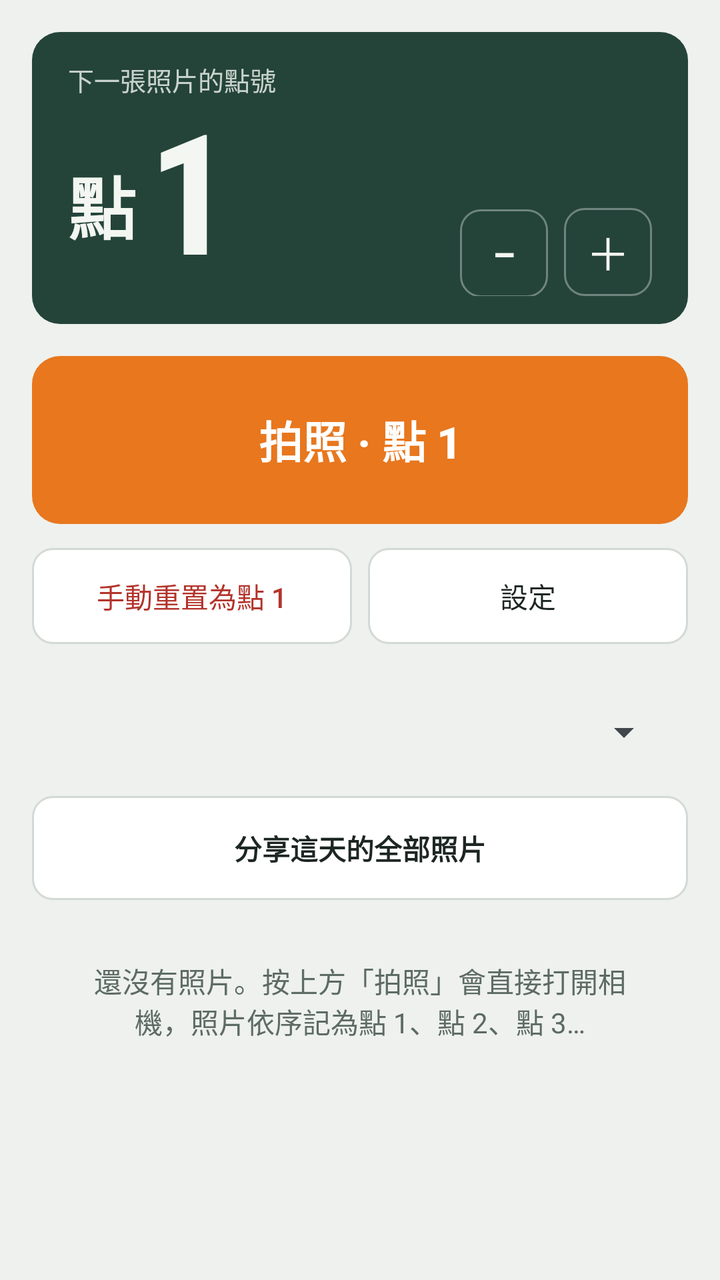
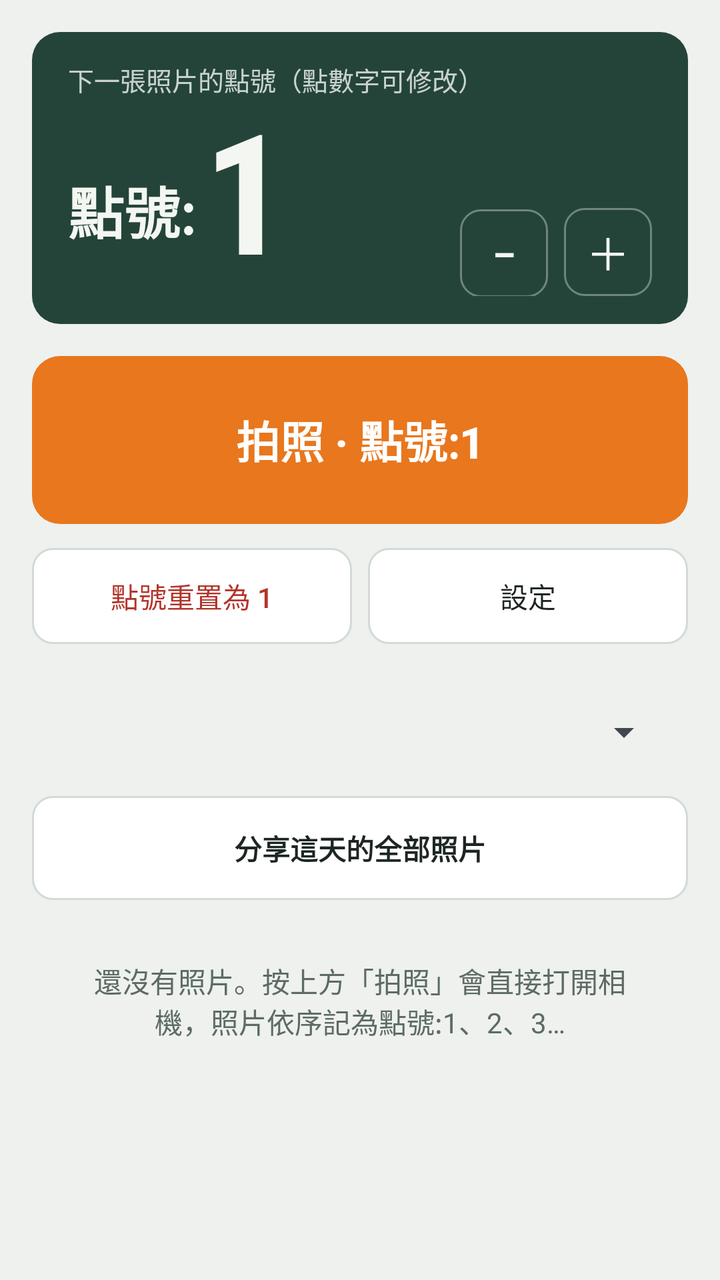

Two renders of the same Android screen: before a commit and after it. Below are the layout's source before the change and the commit's diff.
<!-- AndroidManifest.xml: application theme AppTheme -->
<!-- res/layout/activity_main.xml -->
<?xml version="1.0" encoding="utf-8"?>
<ScrollView xmlns:android="http://schemas.android.com/apk/res/android"
    android:layout_width="match_parent"
    android:layout_height="match_parent"
    android:background="@color/bg"
    android:fitsSystemWindows="true">

    <LinearLayout
        android:layout_width="match_parent"
        android:layout_height="wrap_content"
        android:orientation="vertical"
        android:padding="16dp">

        
        <LinearLayout
            android:layout_width="match_parent"
            android:layout_height="wrap_content"
            android:background="@drawable/bg_board"
            android:orientation="vertical"
            android:paddingHorizontal="18dp"
            android:paddingVertical="14dp">

            <TextView
                android:layout_width="wrap_content"
                android:layout_height="wrap_content"
                android:text="下一張照片的點號"
                android:textColor="@color/board_fg"
                android:alpha="0.8"
                android:textSize="13sp" />

            <LinearLayout
                android:layout_width="match_parent"
                android:layout_height="wrap_content"
                android:gravity="bottom"
                android:orientation="horizontal">

                <TextView
                    android:layout_width="wrap_content"
                    android:layout_height="wrap_content"
                    android:layout_marginEnd="6dp"
                    android:layout_marginBottom="10dp"
                    android:text="點"
                    android:textColor="@color/board_fg"
                    android:textSize="34sp"
                    android:textStyle="bold" />

                <TextView
                    android:id="@+id/nextNum"
                    android:layout_width="0dp"
                    android:layout_height="wrap_content"
                    android:layout_weight="1"
                    android:fontFamily="sans-serif-condensed"
                    android:includeFontPadding="false"
                    android:text="1"
                    android:textColor="@color/board_fg"
                    android:textSize="84sp"
                    android:textStyle="bold" />

                <LinearLayout
                    android:layout_width="wrap_content"
                    android:layout_height="wrap_content"
                    android:gravity="end"
                    android:orientation="vertical">

                    <TextView
                        android:id="@+id/todayText"
                        android:layout_width="wrap_content"
                        android:layout_height="wrap_content"
                        android:textColor="@color/board_fg"
                        android:textSize="13sp" />

                    <TextView
                        android:id="@+id/modeText"
                        android:layout_width="wrap_content"
                        android:layout_height="wrap_content"
                        android:layout_marginBottom="6dp"
                        android:textColor="@color/board_fg"
                        android:alpha="0.85"
                        android:textSize="13sp" />

                    <LinearLayout
                        android:layout_width="wrap_content"
                        android:layout_height="wrap_content"
                        android:orientation="horizontal">

                        <Button
                            android:id="@+id/minusBtn"
                            android:layout_width="44dp"
                            android:layout_height="44dp"
                            android:layout_marginEnd="8dp"
                            android:background="@drawable/bg_step"
                            android:contentDescription="點號減一"
                            android:text="−"
                            android:textColor="@color/board_fg"
                            android:textSize="22sp" />

                        <Button
                            android:id="@+id/plusBtn"
                            android:layout_width="44dp"
                            android:layout_height="44dp"
                            android:background="@drawable/bg_step"
                            android:contentDescription="點號加一"
                            android:text="＋"
                            android:textColor="@color/board_fg"
                            android:textSize="22sp" />
                    </LinearLayout>
                </LinearLayout>
            </LinearLayout>
        </LinearLayout>

        
        <Button
            android:id="@+id/shootBtn"
            android:layout_width="match_parent"
            android:layout_height="84dp"
            android:layout_marginTop="16dp"
            android:background="@drawable/bg_shoot"
            android:stateListAnimator="@null"
            android:text="拍照 · 點 1"
            android:textColor="@color/accent_fg"
            android:textSize="22sp"
            android:textStyle="bold" />

        <LinearLayout
            android:layout_width="match_parent"
            android:layout_height="wrap_content"
            android:layout_marginTop="12dp"
            android:orientation="horizontal">

            <Button
                android:id="@+id/resetBtn"
                android:layout_width="0dp"
                android:layout_height="48dp"
                android:layout_weight="1"
                android:background="@drawable/bg_btn"
                android:stateListAnimator="@null"
                android:text="手動重置為點 1"
                android:textColor="@color/danger" />

            <Button
                android:id="@+id/settingsBtn"
                android:layout_width="0dp"
                android:layout_height="48dp"
                android:layout_marginStart="8dp"
                android:layout_weight="1"
                android:background="@drawable/bg_btn"
                android:stateListAnimator="@null"
                android:text="設定"
                android:textColor="@color/fg" />
        </LinearLayout>

        
        <LinearLayout
            android:id="@+id/settingsPanel"
            android:layout_width="match_parent"
            android:layout_height="wrap_content"
            android:layout_marginTop="12dp"
            android:background="@drawable/bg_panel"
            android:orientation="vertical"
            android:padding="16dp"
            android:visibility="gone">

            <TextView
                android:layout_width="wrap_content"
                android:layout_height="wrap_content"
                android:text="重置方式"
                android:textColor="@color/muted"
                android:textSize="13sp" />

            <RadioGroup
                android:id="@+id/modeGroup"
                android:layout_width="match_parent"
                android:layout_height="wrap_content"
                android:orientation="vertical">

                <RadioButton
                    android:id="@+id/modeDaily"
                    android:layout_width="match_parent"
                    android:layout_height="wrap_content"
                    android:minHeight="44dp"
                    android:text="隔日自動重置（每天從點 1 開始）"
                    android:textColor="@color/fg" />

                <RadioButton
                    android:id="@+id/modeManual"
                    android:layout_width="match_parent"
                    android:layout_height="wrap_content"
                    android:minHeight="44dp"
                    android:text="僅手動重置（點號一直累加）"
                    android:textColor="@color/fg" />
            </RadioGroup>

            <TextView
                android:layout_width="wrap_content"
                android:layout_height="wrap_content"
                android:layout_marginTop="10dp"
                android:text="工程名稱（印在照片上，可留空）"
                android:textColor="@color/muted"
                android:textSize="13sp" />

            <EditText
                android:id="@+id/projName"
                android:layout_width="match_parent"
                android:layout_height="wrap_content"
                android:hint="例：○○路排水改善工程"
                android:importantForAutofill="no"
                android:inputType="text"
                android:textColor="@color/fg" />

            <TextView
                android:layout_width="wrap_content"
                android:layout_height="wrap_content"
                android:layout_marginTop="10dp"
                android:text="檔名前綴（可留空）"
                android:textColor="@color/muted"
                android:textSize="13sp" />

            <EditText
                android:id="@+id/prefix"
                android:layout_width="match_parent"
                android:layout_height="wrap_content"
                android:hint="例：A區"
                android:importantForAutofill="no"
                android:inputType="text"
                android:textColor="@color/fg" />

            <CheckBox
                android:id="@+id/stampOn"
                android:layout_width="match_parent"
                android:layout_height="wrap_content"
                android:layout_marginTop="8dp"
                android:minHeight="44dp"
                android:text="在照片上印點號與時間"
                android:textColor="@color/fg" />

            <TextView
                android:layout_width="match_parent"
                android:layout_height="wrap_content"
                android:layout_marginTop="6dp"
                android:text="照片會直接存進手機相簿：Pictures/工作照片/日期 資料夾。"
                android:textColor="@color/muted"
                android:textSize="12sp" />
        </LinearLayout>

        
        <LinearLayout
            android:layout_width="match_parent"
            android:layout_height="wrap_content"
            android:layout_marginTop="20dp"
            android:gravity="center_vertical"
            android:orientation="horizontal">

            <Spinner
                android:id="@+id/daySpinner"
                android:layout_width="0dp"
                android:layout_height="48dp"
                android:layout_weight="1" />

            <TextView
                android:id="@+id/dayCount"
                android:layout_width="wrap_content"
                android:layout_height="wrap_content"
                android:layout_marginStart="8dp"
                android:textColor="@color/muted"
                android:textSize="13sp" />
        </LinearLayout>

        <Button
            android:id="@+id/shareBtn"
            android:layout_width="match_parent"
            android:layout_height="52dp"
            android:layout_marginTop="8dp"
            android:background="@drawable/bg_btn"
            android:stateListAnimator="@null"
            android:text="分享這天的全部照片"
            android:textColor="@color/fg"
            android:textStyle="bold" />

        <TextView
            android:id="@+id/emptyText"
            android:layout_width="match_parent"
            android:layout_height="wrap_content"
            android:layout_marginTop="12dp"
            android:gravity="center"
            android:padding="18dp"
            android:text="還沒有照片。按上方「拍照」會直接打開相機，照片依序記為點 1、點 2、點 3…"
            android:textColor="@color/muted" />

        <LinearLayout
            android:id="@+id/photoList"
            android:layout_width="match_parent"
            android:layout_height="wrap_content"
            android:layout_marginTop="8dp"
            android:orientation="vertical" />
    </LinearLayout>
</ScrollView>
<!-- resources referenced by this layout -->
<resources>
  <color name="accent_fg">#FFFFFF</color>
  <color name="bg">#EEF1EE</color>
  <color name="board_fg">#F3F6F1</color>
  <color name="danger">#B3342B</color>
  <color name="fg">#1D2622</color>
  <color name="muted">#5D6B64</color>
  <!-- drawable bg_board (drawable) -->
  <?xml version="1.0" encoding="utf-8"?>
  <shape xmlns:android="http://schemas.android.com/apk/res/android">
      <solid android:color="@color/board" />
      <corners android:radius="14dp" />
  </shape>
  <!-- drawable bg_btn (drawable) -->
  <?xml version="1.0" encoding="utf-8"?>
  <ripple xmlns:android="http://schemas.android.com/apk/res/android" android:color="#22000000">
      <item>
          <shape>
              <solid android:color="@color/surface" />
              <stroke android:width="1dp" android:color="@color/line" />
              <corners android:radius="10dp" />
          </shape>
      </item>
  </ripple>
  <!-- drawable bg_panel (drawable) -->
  <?xml version="1.0" encoding="utf-8"?>
  <shape xmlns:android="http://schemas.android.com/apk/res/android">
      <solid android:color="@color/surface" />
      <stroke android:width="1dp" android:color="@color/line" />
      <corners android:radius="14dp" />
  </shape>
  <!-- drawable bg_shoot (drawable) -->
  <?xml version="1.0" encoding="utf-8"?>
  <ripple xmlns:android="http://schemas.android.com/apk/res/android" android:color="#33000000">
      <item>
          <shape>
              <solid android:color="@color/accent" />
              <corners android:radius="14dp" />
          </shape>
      </item>
  </ripple>
  <!-- drawable bg_step (drawable) -->
  <?xml version="1.0" encoding="utf-8"?>
  <ripple xmlns:android="http://schemas.android.com/apk/res/android" android:color="#33FFFFFF">
      <item>
          <shape>
              <stroke android:width="1dp" android:color="#59FFFFFF" />
              <corners android:radius="10dp" />
          </shape>
      </item>
  </ripple>
  <style name="AppTheme" parent="@android:style/Theme.DeviceDefault.DayNight">
          <item name="android:windowActionBar">false</item>
          <item name="android:windowNoTitle">true</item>
          <item name="android:windowBackground">@color/bg</item>
          <item name="android:statusBarColor">@color/board</item>
          <item name="android:navigationBarColor">@color/bg</item>
          <item name="android:colorAccent">@color/board</item>
          <item name="android:textColorPrimary">@color/fg</item>
      </style>
  <color name="board">#24443A</color>
  <color name="surface">#FFFFFF</color>
  <color name="line">#D3DAD5</color>
  <color name="accent">#E8771E</color>
</resources>

<!-- the commit's change to res/layout/activity_main.xml (unified diff, before → after) -->
@@ -23,7 +23,7 @@
             <TextView
                 android:layout_width="wrap_content"
                 android:layout_height="wrap_content"
-                android:text="下一張照片的點號"
+                android:text="下一張照片的點號（點數字可修改）"
                 android:textColor="@color/board_fg"
                 android:alpha="0.8"
                 android:textSize="13sp" />
@@ -34,27 +34,40 @@
                 android:gravity="bottom"
                 android:orientation="horizontal">
 
-                <TextView
-                    android:layout_width="wrap_content"
-                    android:layout_height="wrap_content"
-                    android:layout_marginEnd="6dp"
-                    android:layout_marginBottom="10dp"
-                    android:text="點"
-                    android:textColor="@color/board_fg"
-                    android:textSize="34sp"
-                    android:textStyle="bold" />
-
-                <TextView
-                    android:id="@+id/nextNum"
+                
+                <LinearLayout
+                    android:id="@+id/pointBox"
                     android:layout_width="0dp"
                     android:layout_height="wrap_content"
                     android:layout_weight="1"
-                    android:fontFamily="sans-serif-condensed"
-                    android:includeFontPadding="false"
-                    android:text="1"
-                    android:textColor="@color/board_fg"
-                    android:textSize="84sp"
-                    android:textStyle="bold" />
+                    android:background="?android:attr/selectableItemBackground"
+                    android:clickable="true"
+                    android:contentDescription="點一下修改點號"
+                    android:focusable="true"
+                    android:gravity="bottom"
+                    android:orientation="horizontal">
+
+                    <TextView
+                        android:layout_width="wrap_content"
+                        android:layout_height="wrap_content"
+                        android:layout_marginEnd="4dp"
+                        android:layout_marginBottom="10dp"
+                        android:text="點號:"
+                        android:textColor="@color/board_fg"
+                        android:textSize="28sp"
+                        android:textStyle="bold" />
+
+                    <TextView
+                        android:id="@+id/nextNum"
+                        android:layout_width="wrap_content"
+                        android:layout_height="wrap_content"
+                        android:fontFamily="sans-serif-condensed"
+                        android:includeFontPadding="false"
+                        android:text="1"
+                        android:textColor="@color/board_fg"
+                        android:textSize="84sp"
+                        android:textStyle="bold" />
+                </LinearLayout>
 
                 <LinearLayout
                     android:layout_width="wrap_content"
@@ -116,7 +129,7 @@
             android:layout_marginTop="16dp"
             android:background="@drawable/bg_shoot"
             android:stateListAnimator="@null"
-            android:text="拍照 · 點 1"
+            android:text="拍照 · 點號:1"
             android:textColor="@color/accent_fg"
             android:textSize="22sp"
             android:textStyle="bold" />
@@ -134,7 +147,7 @@
                 android:layout_weight="1"
                 android:background="@drawable/bg_btn"
                 android:stateListAnimator="@null"
-                android:text="手動重置為點 1"
+                android:text="點號重置為 1"
                 android:textColor="@color/danger" />
 
             <Button
@@ -178,7 +191,7 @@
                     android:layout_width="match_parent"
                     android:layout_height="wrap_content"
                     android:minHeight="44dp"
-                    android:text="隔日自動重置（每天從點 1 開始）"
+                    android:text="隔日自動重置（每天從點號:1 開始）"
                     android:textColor="@color/fg" />
 
                 <RadioButton
@@ -211,7 +224,7 @@
                 android:layout_width="wrap_content"
                 android:layout_height="wrap_content"
                 android:layout_marginTop="10dp"
-                android:text="檔名前綴（可留空）"
+                android:text="檔名前綴（可留空；預設檔名就是點號，如 3.jpg，加前綴則為 A區_3.jpg）"
                 android:textColor="@color/muted"
                 android:textSize="13sp" />
 
@@ -225,12 +238,20 @@
                 android:textColor="@color/fg" />
 
             <CheckBox
-                android:id="@+id/stampOn"
+                android:id="@+id/stampPoint"
                 android:layout_width="match_parent"
                 android:layout_height="wrap_content"
                 android:layout_marginTop="8dp"
                 android:minHeight="44dp"
-                android:text="在照片上印點號與時間"
+                android:text="在照片上印點號"
+                android:textColor="@color/fg" />
+
+            <CheckBox
+                android:id="@+id/stampTime"
+                android:layout_width="match_parent"
+                android:layout_height="wrap_content"
+                android:minHeight="44dp"
+                android:text="在照片上印日期時間"
                 android:textColor="@color/fg" />
 
             <TextView
@@ -283,7 +304,7 @@
             android:layout_marginTop="12dp"
             android:gravity="center"
             android:padding="18dp"
-            android:text="還沒有照片。按上方「拍照」會直接打開相機，照片依序記為點 1、點 2、點 3…"
+            android:text="還沒有照片。按上方「拍照」會直接打開相機，照片依序記為點號:1、2、3…"
             android:textColor="@color/muted" />
 
         <LinearLayout
